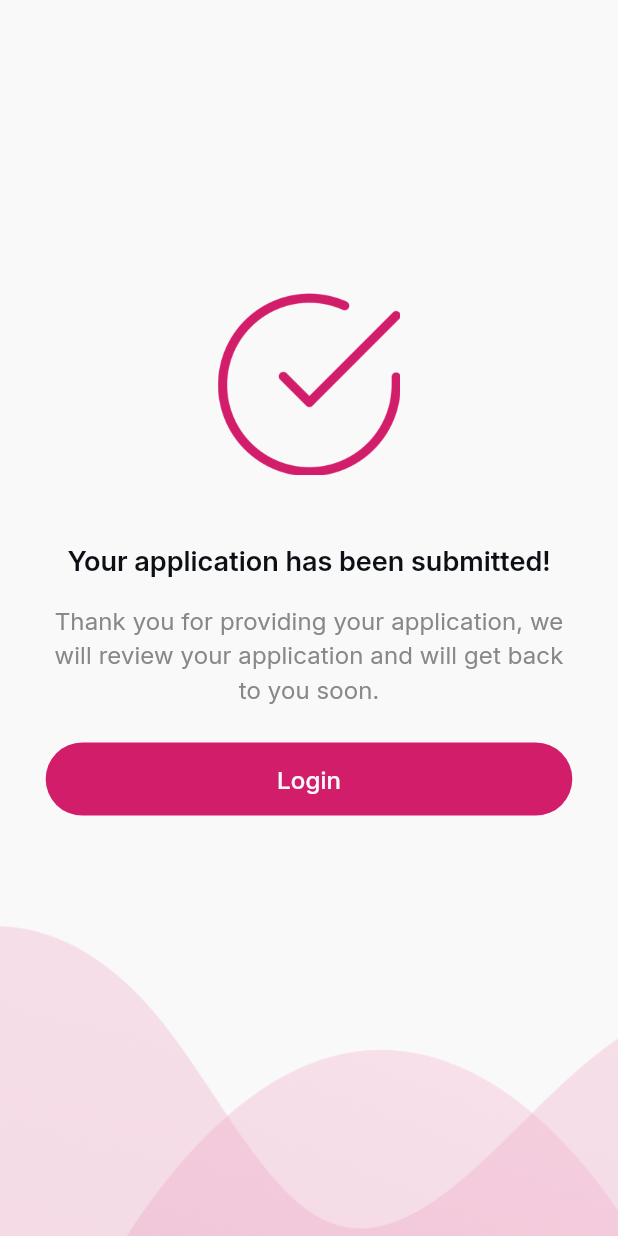
After one commit to Elevate-projects/flowery-tracking-app, a Flutter app: the ApplicationApprovedView screen opened by its route, on a phone screen of 412 x 824 dp. The commit adds this screen. Run offline on Flutter 3.47's test engine with Material 3 defaults, Android fonts, the phone set to English and light mode, and no system bars; our stand-ins replace another_flushbar, connectivity_plus, dio, easy_localization, equatable, flutter_bloc and 12 more; accounts and stored records are empty; generated files the repository leaves out were written again.

Commit message:
feat: add Application Approved view and body components
- Created ApplicationApprovedView as the main view for application approval.
- Implemented ApplicationApprovedViewBody to display approval message and button.
- Integrated localization for text elements using easy_localization.
- Added navigation to login route upon button press.
- Included images for visual representation in the UI.

```diff
--- a/assets/translations/ar.json
+++ b/assets/translations/ar.json
@@ -61,5 +61,9 @@
   "confirmPassword": "تأكيد كلمة المرور",
   "confirmPasswordHint": "أدخل كلمة المرور مرة أخرى",
   "resendWord": "اعادة الارسال",
-  "confirmWord": "تأكيد"
+  "confirmWord": "تأكيد",
+
+  "applicationApproved": "!تم تقديم طلبك",
+  "applicationApprovedSubTitle": "شكرًا لتقديم طلبك، سنقوم بمراجعة طلبك وسنعود إليك قريبًا.",
+  "loginButton": "تسجيل الدخول"
 }
--- a/assets/translations/en.json
+++ b/assets/translations/en.json
@@ -64,5 +64,9 @@
   "confirmPassword": "Confirm Password",
   "confirmPasswordHint": "Confirm your password",
   "resendWord": "Resend",
-  "confirmWord": "Confirm"
+  "confirmWord": "Confirm",
+
+  "applicationApproved": "Your application has been submitted!",
+  "applicationApprovedSubTitle": "Thank you for providing your application, we will review your application and will get back to you soon.",
+  "loginButton": "Login"
 }
--- a/lib/core/constants/app_text.dart
+++ b/lib/core/constants/app_text.dart
@@ -71,4 +71,9 @@ abstract final class AppText {
   static const String confirmPasswordHint = "confirmPasswordHint";
   static const String resendWord = "resendWord";
   static const String confirmWord = "confirmWord";
+
+  // Application Approved
+  static const String applicationApproved = "applicationApproved";
+  static const String applicationApprovedSubTitle = "applicationApprovedSubTitle";
+  static const String loginButton = "loginButton";
 }
--- a/lib/core/router/app_routes.dart
+++ b/lib/core/router/app_routes.dart
@@ -1,4 +1,5 @@
 import 'package:flowery_tracking_app/core/router/route_names.dart';
+import 'package:flowery_tracking_app/presentation/auth/application_approved/views/application_apprived_view.dart';
 import 'package:flowery_tracking_app/presentation/auth/forget_password/views/forget_password.dart';
 import 'package:flowery_tracking_app/presentation/auth/login/views/login_view.dart';
 import 'package:flowery_tracking_app/presentation/auth/reset_password/views/reset_password.dart';
@@ -32,6 +33,11 @@ abstract class AppRoutes {
           builder: (_) => ResetPassword(email: settings.arguments as String),
         );
 
+      case RouteNames.applicationApproved:
+        return MaterialPageRoute(
+          builder: (_) => const ApplicationApprovedView(),
+        );
+
       default:
         return null;
     }
--- a/lib/core/router/route_names.dart
+++ b/lib/core/router/route_names.dart
@@ -6,4 +6,5 @@ abstract class RouteNames {
   static const String forgetPassword = "/forgetPasswordView";
   static const String emailVerification = "/emailVerificationView";
   static const String resetPassword = "/resetPasswordView";
+  static const String applicationApproved = "/applicationApprovedView";
 }
--- /dev/null
+++ b/lib/presentation/auth/application_approved/views/application_apprived_view.dart
@@ -0,0 +1,13 @@
+import 'package:flowery_tracking_app/presentation/auth/application_approved/views/widgets/application_approved_view_body.dart';
+import 'package:flutter/material.dart';
+
+class ApplicationApprovedView extends StatelessWidget {
+  const ApplicationApprovedView({super.key});
+
+  @override
+  Widget build(BuildContext context) {
+    return const Scaffold(
+      body: ApplicationApprovedViewBody(),
+    );
+  }
+}
--- /dev/null
+++ b/lib/presentation/auth/application_approved/views/widgets/application_approved_view_body.dart
@@ -0,0 +1,74 @@
+import 'package:easy_localization/easy_localization.dart';
+import 'package:flowery_tracking_app/core/constants/app_colors.dart';
+import 'package:flowery_tracking_app/core/constants/app_text.dart';
+import 'package:flowery_tracking_app/core/router/route_names.dart';
+import 'package:flowery_tracking_app/utils/common_widgets/custom_elevated_button.dart';
+import 'package:flutter/material.dart';
+import 'package:flutter_screenutil/flutter_screenutil.dart';
+
+class ApplicationApprovedViewBody extends StatelessWidget {
+  const ApplicationApprovedViewBody({super.key});
+
+  @override
+  Widget build(BuildContext context) {
+    final theme = Theme.of(context);
+    return Stack(
+      children: [
+        // Main content
+        Padding(
+          padding:  REdgeInsets.all(30),
+          child: Center(
+            child: Column(
+              mainAxisSize: MainAxisSize.min,
+              children: [
+                RSizedBox(
+                  height: 120,
+                  width: 120,
+                  child: Image.asset("assets/images/application_approved.png"),
+                ),
+                const RSizedBox(height: 44),
+                FittedBox(
+                  child: Text(
+                    AppText.applicationApproved.tr(),
+                    style: theme.textTheme.headlineSmall?.copyWith(
+                      fontWeight: FontWeight.w600,
+                    ),
+                  ),
+                ),
+                const RSizedBox(height: 16),
+                Text(
+                  AppText.applicationApprovedSubTitle.tr(),
+                  textAlign: TextAlign.center,
+                  style: theme.textTheme.labelLarge?.copyWith(
+                    fontWeight: FontWeight.w400,
+                    color: AppColors.black[30],
+                  ),
+                ),
+                const RSizedBox(height: 24),
+                CustomElevatedButton(
+                  onPressed: () {
+                    Navigator.of(context).pushNamed(RouteNames.login);
+                  },
+                  buttonTitle: AppText.loginButton.tr(),
+                ),
+                const RSizedBox( height: 84),
+              ],
+            ),
+          ),
+        ),
+        Positioned(
+          bottom: 0,
+          left: 0,
+          right: 0,
+          child: RSizedBox(
+            height: 321.h,
+            child: Image.asset(
+              "assets/images/wavey_application_approved.png",
+              fit: BoxFit.cover,
+            ),
+          ),
+        ),
+      ],
+    );
+  }
+}
```
Also changed, not shown: assets/images/application_approved.png (added), assets/images/wavey_application_approved.png (added).
